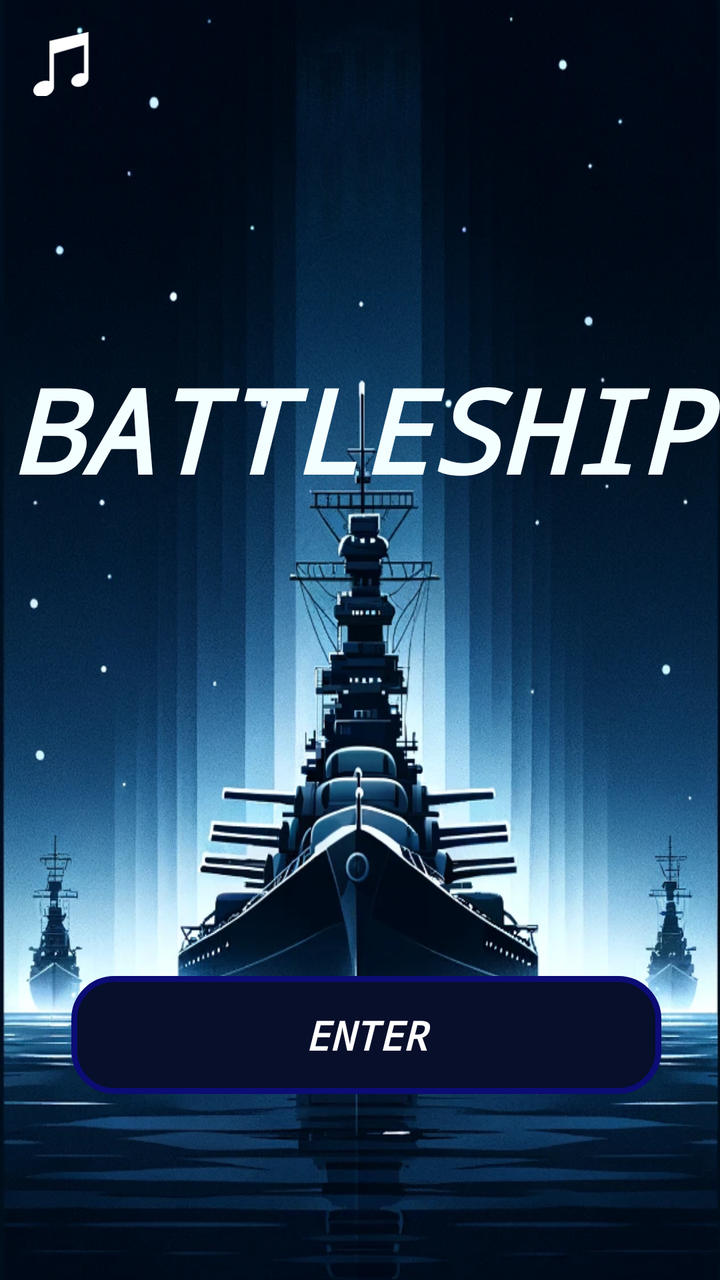
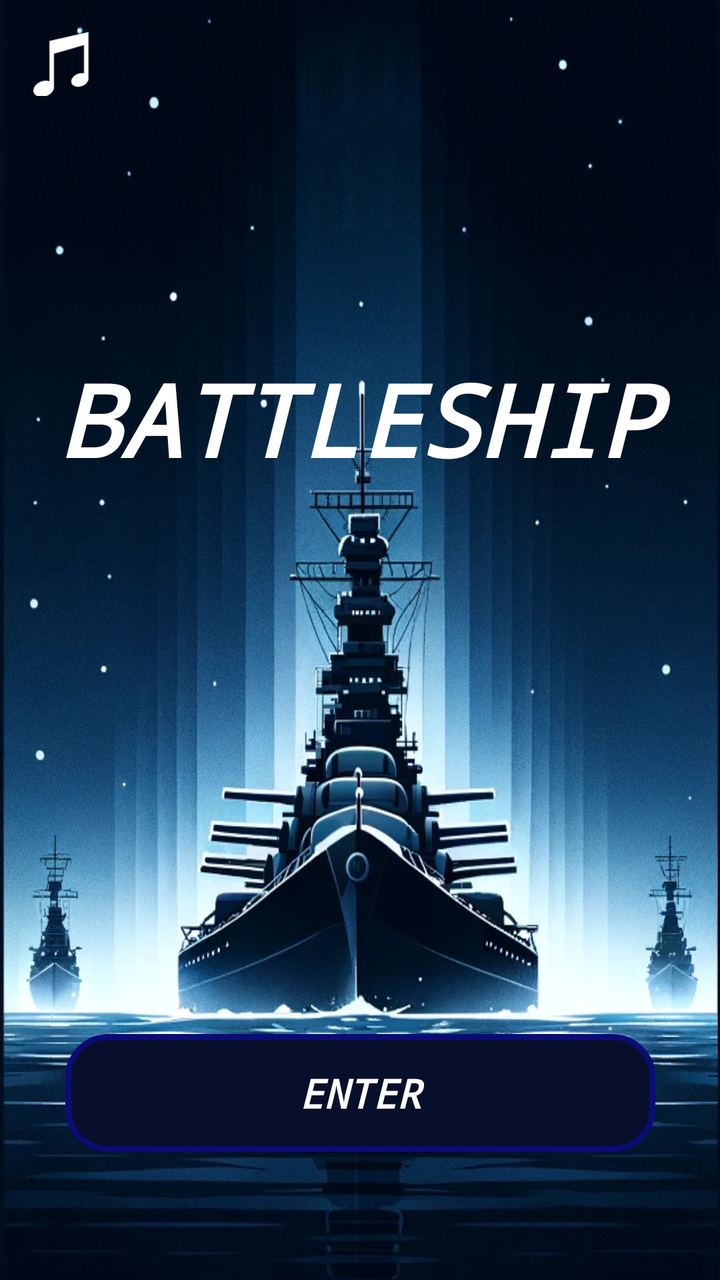

An Android layout rendered at two revisions. The XML below is the earlier revision; the diff shows what the commit changed to produce the second picture.
<!-- AndroidManifest.xml: application theme Theme.BattleshipClient -->
<!-- res/layout/activity_main.xml -->
<?xml version="1.0" encoding="utf-8"?>
<androidx.constraintlayout.widget.ConstraintLayout xmlns:android="http://schemas.android.com/apk/res/android"
    xmlns:app="http://schemas.android.com/apk/res-auto"
    xmlns:tools="http://schemas.android.com/tools"
    android:layout_width="match_parent"
    android:layout_height="match_parent"
    android:background="@drawable/main_activity_img"
    app:layout_constrainedHeight="true"
    tools:context=".view.activities.MainActivity">

    <Button
        android:id="@+id/enterBtnId"
        style="@style/ButtonTextAppearance"
        android:background="@drawable/custom_navigation_button_background"
        android:layout_width="295dp"
        android:layout_height="59dp"
        android:layout_marginBottom="84dp"
        android:text="ENTER"
        android:onClick="goToSignForm"
        app:layout_constraintBottom_toBottomOf="parent"
        app:layout_constraintEnd_toEndOf="parent"
        app:layout_constraintHorizontal_bias="0.551"
        app:layout_constraintStart_toStartOf="parent"
        app:layout_constraintTop_toTopOf="parent"
        app:layout_constraintVertical_bias="0.982" />

    <TextView
        android:id="@+id/gameTitleId"
        android:layout_width="0dp"
        android:layout_height="136dp"
        android:layout_marginTop="176dp"
        android:fontFamily="monospace"
        android:text="BATTLESHIP"
        android:textAlignment="center"
        android:textColor="#F3FEFE"
        android:textSize="50sp"
        android:textStyle="bold|italic"
        app:autoSizeMaxTextSize="60sp"
        app:autoSizeMinTextSize="12sp"
        app:autoSizeStepGranularity="2sp"
        app:autoSizeTextType="uniform"
        app:layout_constraintEnd_toEndOf="parent"
        app:layout_constraintHorizontal_bias="0.0"
        app:layout_constraintStart_toStartOf="parent"
        app:layout_constraintTop_toTopOf="parent" />

    <ImageButton
        android:id="@+id/muteBtnId"
        android:layout_width="34dp"
        android:layout_height="32dp"
        android:layout_marginStart="16dp"
        android:layout_marginTop="16dp"
        android:background="@android:color/transparent"
        android:scaleType="centerInside"
        app:layout_constraintStart_toStartOf="parent"
        app:layout_constraintTop_toTopOf="parent"
        app:srcCompat="@drawable/music_icon" />




</androidx.constraintlayout.widget.ConstraintLayout>
<!-- resources referenced by this layout -->
<resources>
  <!-- drawable custom_navigation_button_background (drawable) -->
  <?xml version="1.0" encoding="utf-8"?>
  <shape xmlns:android="http://schemas.android.com/apk/res/android">
      <corners android:radius="20dp" />
      <gradient
          android:angle="45"
          android:endColor="@color/navy"
          android:startColor="@color/navy"
          android:type="linear" />
  
  
      <stroke android:width="3dp" android:color="@color/buttonStroke" />
  
  </shape>
  <!-- drawable main_activity_img: png bitmap (drawable, 882582 bytes) -->
  <!-- drawable music_icon (drawable) -->
  <vector xmlns:android="http://schemas.android.com/apk/res/android"
      android:width="122.88dp"
      android:height="121.06dp"
      android:viewportWidth="122.88"
      android:viewportHeight="121.06"
      >
    <path
        android:fillColor="#ffffff"
        android:pathData="M87.9,78.04c2.74,-0.48 5.33,-0.4 7.6,0.13V24.82L39.05,41.03v61.95c0.03,0.34 0.05,0.69 0.05,1.03c0,0 0,0.01 0,0.01c0,8.34 -8.75,16.62 -19.55,18.49C8.76,124.37 0,119.12 0,110.77c0,-8.34 8.76,-16.62 19.55,-18.48c4.06,-0.7 7.84,-0.39 10.97,0.71l0,-76.26h0.47L104.04,0v85.92c0.13,0.63 0.2,1.27 0.2,1.91c0,0 0,0 0,0.01c0,6.97 -7.32,13.89 -16.33,15.44c-9.02,1.56 -16.33,-2.83 -16.33,-9.8C71.57,86.51 78.88,79.59 87.9,78.04L87.9,78.04L87.9,78.04z"
        android:fillType="evenOdd"/>
  </vector>
  <style name="ButtonTextAppearance">
          <item name="android:textColor">@color/white</item>
          <item name="android:textSize">40sp</item>
          <item name="android:layout_width">wrap_content</item>
          <item name="android:layout_height">wrap_content</item>
          <item name="android:textStyle">bold|italic</item>
          <item name="android:fontFamily">monospace</item>
          <item name="autoSizeMaxTextSize">20sp</item>
          <item name="autoSizeMinTextSize">12sp</item>
          <item name="android:textAlignment">center</item>
          <item name="autoSizeTextType">uniform</item>
          <item name="autoSizeStepGranularity">2sp</item>
          <item name="backgroundTint">@null</item>
  
  
      </style>
  <style name="Theme.BattleshipClient" parent="Base.Theme.BattleshipClient" />
  <color name="navy">#070F2B</color>
  <color name="buttonStroke">#0C0C75</color>
  <color name="white">#FFFFFFFF</color>
  <style name="Base.Theme.BattleshipClient" parent="Theme.Material3.DayNight.NoActionBar">
          <item name="colorPrimary">@color/black</item>
          
          
      </style>
  <color name="black">#FF000000</color>
</resources>

<!-- the commit's change to res/layout/activity_main.xml (unified diff, before → after) -->
@@ -2,40 +2,40 @@
 <androidx.constraintlayout.widget.ConstraintLayout xmlns:android="http://schemas.android.com/apk/res/android"
     xmlns:app="http://schemas.android.com/apk/res-auto"
     xmlns:tools="http://schemas.android.com/tools"
+    android:id="@+id/main"
     android:layout_width="match_parent"
     android:layout_height="match_parent"
     android:background="@drawable/main_activity_img"
     app:layout_constrainedHeight="true"
     tools:context=".view.activities.MainActivity">
 
-    <Button
-        android:id="@+id/enterBtnId"
-        style="@style/ButtonTextAppearance"
-        android:background="@drawable/custom_navigation_button_background"
-        android:layout_width="295dp"
-        android:layout_height="59dp"
-        android:layout_marginBottom="84dp"
-        android:text="ENTER"
-        android:onClick="goToSignForm"
-        app:layout_constraintBottom_toBottomOf="parent"
-        app:layout_constraintEnd_toEndOf="parent"
-        app:layout_constraintHorizontal_bias="0.551"
-        app:layout_constraintStart_toStartOf="parent"
-        app:layout_constraintTop_toTopOf="parent"
-        app:layout_constraintVertical_bias="0.982" />
+
+
+
+
+
+
+
+
+
+
+
+    <include layout="@layout/image_button_toggle_music" />
+
 
     <TextView
         android:id="@+id/gameTitleId"
         android:layout_width="0dp"
-        android:layout_height="136dp"
+        android:layout_height="91dp"
         android:layout_marginTop="176dp"
         android:fontFamily="monospace"
-        android:text="BATTLESHIP"
+        android:paddingHorizontal="5dp"
+        android:text="@string/gameTitle"
         android:textAlignment="center"
-        android:textColor="#F3FEFE"
+        android:textColor="@color/white"
         android:textSize="50sp"
         android:textStyle="bold|italic"
-        app:autoSizeMaxTextSize="60sp"
+        app:autoSizeMaxTextSize="50sp"
         app:autoSizeMinTextSize="12sp"
         app:autoSizeStepGranularity="2sp"
         app:autoSizeTextType="uniform"
@@ -43,6 +43,28 @@
         app:layout_constraintHorizontal_bias="0.0"
         app:layout_constraintStart_toStartOf="parent"
         app:layout_constraintTop_toTopOf="parent" />
+
+    <Button
+        android:id="@+id/enterBtnId"
+        style="@style/ButtonTextAppearance"
+        android:layout_width="295dp"
+        android:layout_height="59dp"
+        android:layout_marginBottom="64dp"
+        android:background="@drawable/custom_navigation_button_background"
+        android:onClick="goToSignForm"
+        android:text="@string/Enter"
+        app:layout_constraintBottom_toBottomOf="parent"
+        app:layout_constraintEnd_toEndOf="parent"
+        app:layout_constraintStart_toStartOf="parent" />
+
+
+</androidx.constraintlayout.widget.ConstraintLayout>
+<!-- res/layout/image_button_toggle_music.xml (included above) -->
+<?xml version="1.0" encoding="utf-8"?>
+<androidx.constraintlayout.widget.ConstraintLayout xmlns:android="http://schemas.android.com/apk/res/android"
+    xmlns:app="http://schemas.android.com/apk/res-auto"
+    android:layout_width="match_parent"
+    android:layout_height="match_parent">
 
     <ImageButton
         android:id="@+id/muteBtnId"
@@ -56,7 +78,4 @@
         app:layout_constraintTop_toTopOf="parent"
         app:srcCompat="@drawable/music_icon" />
 
-
-
-
 </androidx.constraintlayout.widget.ConstraintLayout>
<!-- resource entries referenced after the edit -->
@@ -27,6 +27,8 @@
         android:pathData="M87.9,78.04c2.74,-0.48 5.33,-0.4 7.6,0.13V24.82L39.05,41.03v61.95c0.03,0.34 0.05,0.69 0.05,1.03c0,0 0,0.01 0,0.01c0,8.34 -8.75,16.62 -19.55,18.49C8.76,124.37 0,119.12 0,110.77c0,-8.34 8.76,-16.62 19.55,-18.48c4.06,-0.7 7.84,-0.39 10.97,0.71l0,-76.26h0.47L104.04,0v85.92c0.13,0.63 0.2,1.27 0.2,1.91c0,0 0,0 0,0.01c0,6.97 -7.32,13.89 -16.33,15.44c-9.02,1.56 -16.33,-2.83 -16.33,-9.8C71.57,86.51 78.88,79.59 87.9,78.04L87.9,78.04L87.9,78.04z"
         android:fillType="evenOdd"/>
   </vector>
+  <string name="Enter">ENTER</string>
+  <string name="gameTitle">BATTLESHIP</string>
   <style name="ButtonTextAppearance">
           <item name="android:textColor">@color/white</item>
           <item name="android:textSize">40sp</item>
